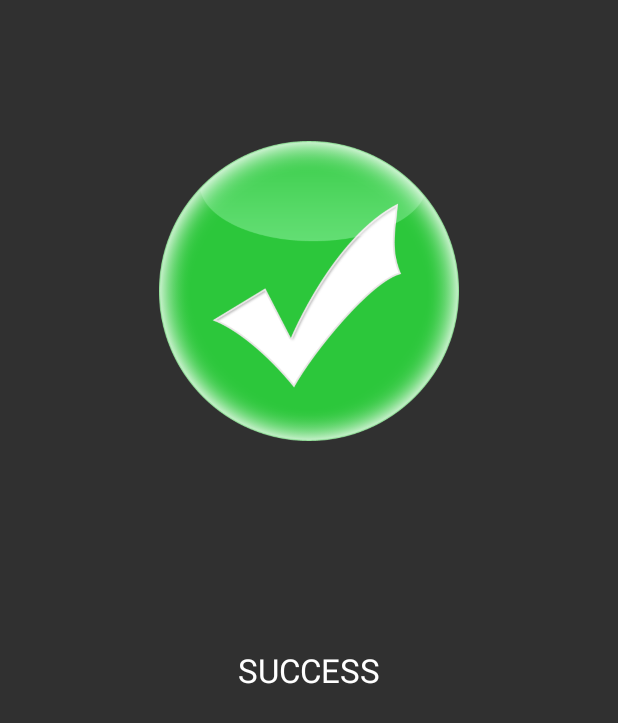
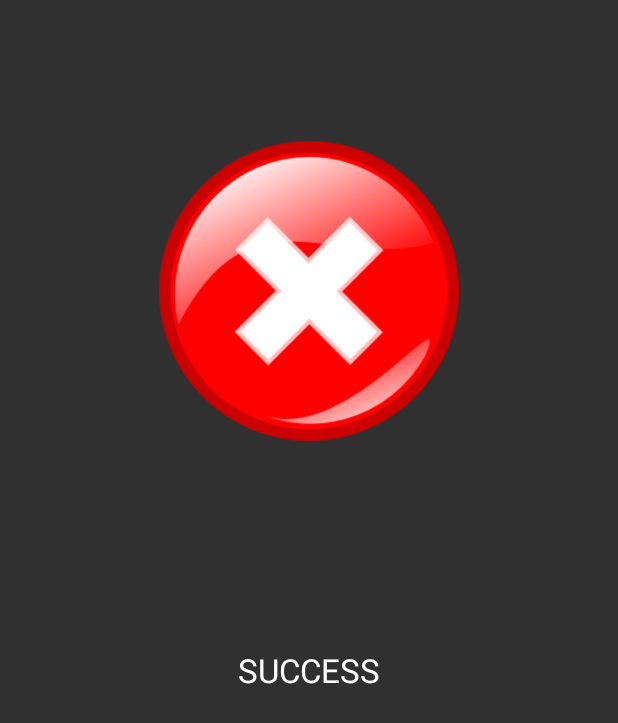
Before and after one commit to rpieniazek/ScanApp, an Android app: the ValidateActivity screen opened directly, with no data from a screen before it, on a phone screen of 412 x 824 dp. Shown: the top 723 px of the screen. Run offline under Robolectric (Android 15) with nearby library versions, the light colour scheme and no system bars; 1 statement that could not run was skipped.

Commit message:
validate Activity

```diff
--- a/app/src/main/AndroidManifest.xml
+++ b/app/src/main/AndroidManifest.xml
@@ -8,7 +8,6 @@
         android:label="@string/app_name"
         android:supportsRtl="true"
         android:theme="@style/Theme.AppCompat.NoActionBar">
-
         <activity android:name=".activity.SplashScreenActivity">
             <intent-filter>
                 <action android:name="android.intent.action.MAIN" />
@@ -18,7 +17,8 @@
 
         </activity>
         <activity android:name=".activity.MainActivity" />
-        <activity android:name=".activity.Validate"></activity>
+
+        <activity android:name=".activity.ValidateActivity"></activity>
     </application>
 
 </manifest>
--- a/app/src/main/java/com/globallogic/scanapp/activity/Validate.java
+++ b/app/src/main/java/com/globallogic/scanapp/activity/ValidateActivity.java
@@ -1,31 +1,27 @@
 package com.globallogic.scanapp.activity;
 
-import android.media.Image;
 import android.support.v7.app.AppCompatActivity;
 import android.os.Bundle;
 import android.widget.ImageView;
+import android.widget.TextView;
 
 import com.globallogic.scanapp.R;
 
-public class Validate extends AppCompatActivity {
-
+public class ValidateActivity extends AppCompatActivity {
 
     @Override
     protected void onCreate(Bundle savedInstanceState) {
         super.onCreate(savedInstanceState);
         setContentView(R.layout.activity_validate);
 
-        boolean success = true;
-        if (success == true) {
-            ImageView img = (ImageView) findViewById(R.id.imageView);
+
+        boolean success = getIntent().getExtras().getBoolean("VALID");
+        ImageView img = (ImageView) findViewById(R.id.imageView);
+        if (success) {
             img.setImageResource(R.drawable.success);
 
+        }else{
+            img.setImageResource(R.drawable.unsuccess);
         }
-
-
     }
-
-
-
-
 }
--- a/app/src/main/java/com/globallogic/scanapp/presenter/MainPresenter.java
+++ b/app/src/main/java/com/globallogic/scanapp/presenter/MainPresenter.java
@@ -9,4 +9,5 @@ public interface MainPresenter {
 
     void generateQRCode(String barcode);
     Medicine findMedicineWithBarcode(String barcode);
+    void validateData();
 }
--- a/app/src/main/java/com/globallogic/scanapp/view/MainView.java
+++ b/app/src/main/java/com/globallogic/scanapp/view/MainView.java
@@ -12,4 +12,6 @@ public interface MainView {
     void setQRCode(Bitmap bitmap);
 
     void setMedicineDetails(String medicine);
+
+    void startValidateResultActivity(boolean valid);
 }
--- a/app/src/main/res/layout/activity_validate.xml
+++ b/app/src/main/res/layout/activity_validate.xml
@@ -7,7 +7,7 @@
     android:paddingLeft="@dimen/activity_horizontal_margin"
     android:paddingRight="@dimen/activity_horizontal_margin"
     android:paddingTop="@dimen/activity_vertical_margin"
-    tools:context="com.globallogic.scanapp.activity.Validate">
+    tools:context="com.globallogic.scanapp.activity.ValidateActivity">
 
     <ImageView
         android:layout_width="match_parent"
```
Also changed, not shown: app/src/main/java/com/globallogic/scanapp/activity/MainActivity.java (+13 -7 lines), app/src/main/java/com/globallogic/scanapp/presenter/MainPresenterImpl.java (+8 -0 lines).
